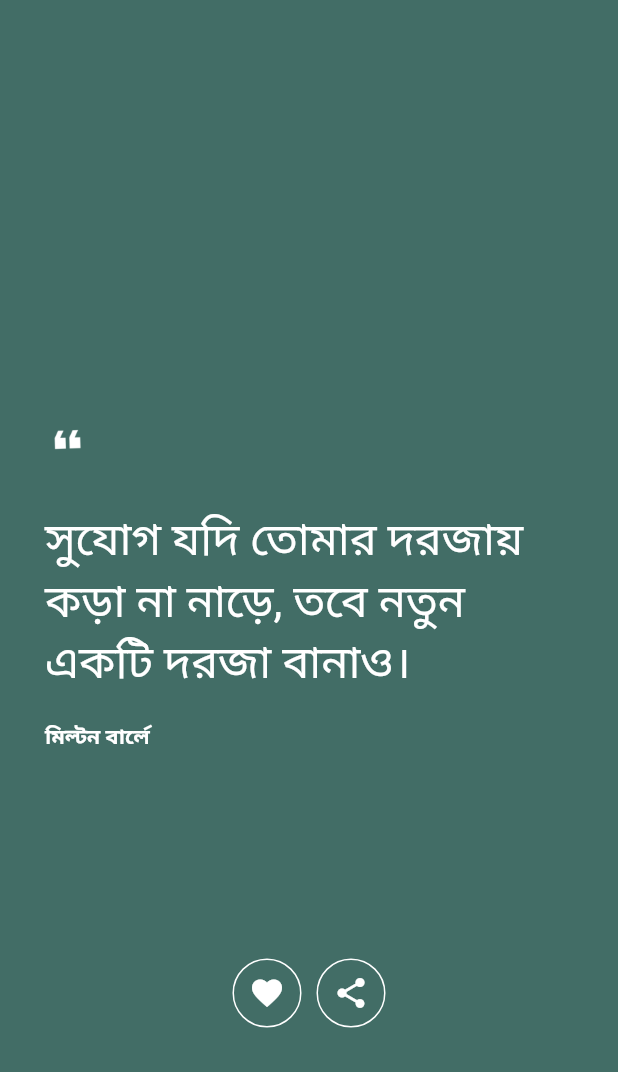
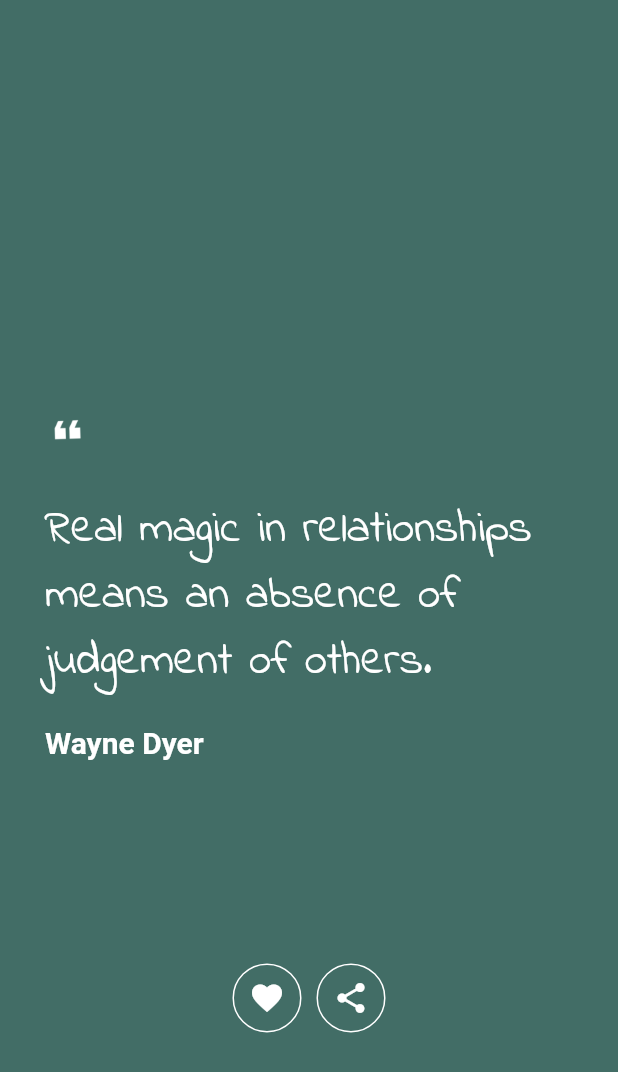
Before and after one commit to LokmanHossen/Quote_App_FLutter, a Flutter app: the HomePage screen opened directly, swiped to page 2, on a phone screen of 412 x 824 dp. Shown: the top 1072 px of the screen. Run offline on Flutter 3.47's test engine with Material 2 defaults, Android fonts, the phone set to English and light mode, and no system bars; our stand-ins replace matcher.

Commit message:
Update Quote

```diff
--- a/lib/pages/home_page.dart
+++ b/lib/pages/home_page.dart
@@ -1,8 +1,8 @@
-// import 'dart:html';
-
+//import 'package:flutter/foundation.dart';
 import 'package:flutter/material.dart';
-//import 'package:flutter/rendering.dart';
+//import 'package:http/http.dart' as http;
 import 'package:quote_app/pages/quote_widget.dart';
+//import 'package:random_color/random_color.dart';
 
 class HomePage extends StatefulWidget {
   const HomePage({Key? key}) : super(key: key);
@@ -12,6 +12,24 @@ class HomePage extends StatefulWidget {
 }
 
 class _HomePageState extends State<HomePage> {
+  //var apiURL = "https://type.fit/api/quotes";
+
+  // PageController controller = PageController();
+
+  // Future<List<dynamic>> getPoat() async {
+  //   final response = await http.get(Uri.parse('$apiURL'));
+
+  //   return postFromJson(response.body);
+  // }
+
+  //  List<dynamic> postFromJson(String str) {
+  //   List<dynamic> jsonData = json.decode(str);
+  //   jsonData.shuffle();
+  //   return jsonData;
+  // }
+
+  //RandomColor _randomColor = RandomColor();
+
   @override
   Widget build(BuildContext context) {
     return Scaffold(
@@ -28,41 +46,131 @@ class _HomePageState extends State<HomePage> {
           ),
           QuoteWidget(
             quote:
-                "সুযোগ যদি তোমার দরজায় কড়া না নাড়ে, তবে নতুন একটি দরজা বানাও।",
-            author: "মিল্টন বার্লে ",
+                "Real magic in relationships means an absence of judgement of others.",
+            author: "Wayne Dyer",
             bgColor: Color.fromARGB(255, 66, 109, 102),
             onLikeClick: () {},
             onShareClick: () {},
           ),
           QuoteWidget(
             quote:
-                "হ্যাঁ এবং না কথা দুটো সবচেয়ে পুরনো এবং সবচেয়ে ছোট। কিন্তু এ কথা দুটো বলতেই সবচেয়ে বেশি ভাবতে হয়।",
-            author: "পীথাগোরাস ",
+                "Genius is one percent inspiration and ninety-nine percent perspiration.",
+            author: "Thomas Edison",
             bgColor: Color.fromARGB(255, 31, 53, 51),
             onLikeClick: () {},
             onShareClick: () {},
           ),
           QuoteWidget(
-            quote:
-                "ধার্মিকতা আর ধর্মান্ধতা এক জিনিস নয়। ধার্মিকতা মানুষকে আলোর পথে নিয়ে যায় আর ধর্মান্ধতা মানুষকে ধ্বংসের দিকে ঠেলে দেয়। এ দেশের মানুষকে আমি ধার্মিক বলব না কারণ এ দেশের বেশিরভাগ মানুষই ধর্মান্ধ।",
-            author: "রেদোয়ান মাসুদ ",
+            quote: "You'll see it when you believe it.",
+            author: "Wayne Dyer",
             bgColor: Color.fromARGB(150, 211, 23, 86),
             onLikeClick: () {},
             onShareClick: () {},
           ),
           QuoteWidget(
-            quote:
-                "আপনি যদি গরীব হয়ে জন্ম নেন তাহলে এটা আপনার দোষ নয়, কিন্তু যদি গরীব থেকেই মারা যান তবে সেটা আপনার দোষ।",
-            author: "বিল গেটস ",
+            quote: "Life is change. Growth is optional. Choose wisely.",
+            author: "Karen Clark",
             bgColor: Color.fromARGB(255, 114, 69, 15),
             onLikeClick: () {},
             onShareClick: () {},
           ),
           QuoteWidget(
+            quote: "Difficulties increase the nearer we get to the goal.",
+            author: "Johann Wolfgang von Goethe",
+            bgColor: Color.fromARGB(255, 155, 161, 127),
+            onLikeClick: () {},
+            onShareClick: () {},
+          ),
+          QuoteWidget(
+            quote: "To lead people walk behind them.",
+            author: "Lao Tzu",
+            bgColor: Color.fromARGB(255, 161, 127, 154),
+            onLikeClick: () {},
+            onShareClick: () {},
+          ),
+          QuoteWidget(
+            quote: "Having nothing, nothing can he lose.",
+            author: "William Shakespeare",
+            bgColor: Color.fromARGB(255, 161, 160, 127),
+            onLikeClick: () {},
+            onShareClick: () {},
+          ),
+          QuoteWidget(
+            quote: "Trouble is only opportunity in work clothes.",
+            author: "Henry J. Kaiser",
+            bgColor: Color.fromARGB(178, 102, 168, 163),
+            onLikeClick: () {},
+            onShareClick: () {},
+          ),
+          QuoteWidget(
+            quote: "A rolling stone gathers no moss.",
+            author: "Publilius Syrus",
+            bgColor: Color.fromARGB(103, 26, 32, 128),
+            onLikeClick: () {},
+            onShareClick: () {},
+          ),
+          QuoteWidget(
+            quote: "Ideas are the beginning points of all fortunes.",
+            author: "Napoleon Hill",
+            bgColor: Color.fromARGB(253, 161, 127, 127),
+            onLikeClick: () {},
+            onShareClick: () {},
+          ),
+          QuoteWidget(
+            quote: "Everything in life is luck.",
+            author: "Donald Trump",
+            bgColor: Color.fromARGB(220, 68, 9, 107),
+            onLikeClick: () {},
+            onShareClick: () {},
+          ),
+          QuoteWidget(
+            quote: "Doing nothing is better than being busy doing nothing.",
+            author: "Lao Tzu",
+            bgColor: Color.fromARGB(242, 78, 87, 71),
+            onLikeClick: () {},
+            onShareClick: () {},
+          ),
+          QuoteWidget(
+            quote: "Trust yourself. You know more than you think you do.",
+            author: "Benjamin Spock",
+            bgColor: Color.fromARGB(255, 58, 161, 209),
+            onLikeClick: () {},
+            onShareClick: () {},
+          ),
+          QuoteWidget(
+            quote: "Study the past, if you would divine the future.",
+            author: "Confucius",
+            bgColor: Color.fromARGB(99, 13, 8, 54),
+            onLikeClick: () {},
+            onShareClick: () {},
+          ),
+          QuoteWidget(
+            quote: "From error to error one discovers the entire truth.",
+            author: "Sigmund Freud",
+            bgColor: Color.fromARGB(239, 39, 19, 109),
+            onLikeClick: () {},
+            onShareClick: () {},
+          ),
+          QuoteWidget(
             quote:
-                "যারা হৃদয় দিয়ে কাজ করতে পারে না; তাদের অর্জন অন্তঃসারশূন্য, উৎসাহহীন সাফল্য চারদিকে তিক্ততার উদ্ভব ঘটায়।",
-            author: "এ পি জে আব্দুল কালাম ",
-            bgColor: Colors.brown[300],
+                "Real magic in relationships means an absence of judgement of others.",
+            author: "Wayne Dyer",
+            bgColor: Color.fromARGB(206, 95, 202, 45),
+            onLikeClick: () {},
+            onShareClick: () {},
+          ),
+          QuoteWidget(
+            quote: "Bite off more than you can chew, then chew it.",
+            author: "Ella Williams",
+            bgColor: Color.fromARGB(255, 24, 23, 22),
+            onLikeClick: () {},
+            onShareClick: () {},
+          ),
+          QuoteWidget(
+            quote:
+                "Learning is a treasure that will follow its owner everywhere",
+            author: "Chinese proverb",
+            bgColor: Color.fromARGB(221, 58, 2, 49),
             onLikeClick: () {},
             onShareClick: () {},
           ),
--- a/lib/pages/quote_widget.dart
+++ b/lib/pages/quote_widget.dart
@@ -38,9 +38,7 @@ class QuoteWidget extends StatelessWidget {
           Text(
             quote,
             style: TextStyle(
-              color: Colors.white,
-              fontSize: 30,
-            ),
+                color: Colors.white, fontSize: 30, fontFamily: 'IndieFlower'),
           ),
           SizedBox(
             height: 20.0,
@@ -50,6 +48,7 @@ class QuoteWidget extends StatelessWidget {
             style: TextStyle(
               color: Colors.white,
               fontWeight: FontWeight.bold,
+              fontSize: 20.0,
             ),
           ),
           Spacer(),
```
Also changed, not shown: lib/model/quote_model.dart (added, +18 -0 lines), pubspec.yaml (+9 -11 lines), pubspec.lock.
